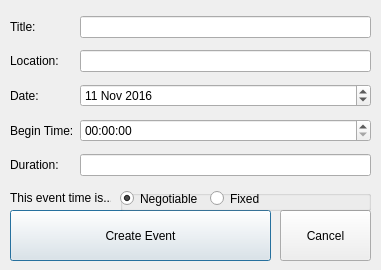
This is createevent.ui in allenh1/timefuse-client as Qt 5 draws it before an edit. The edited form follows.
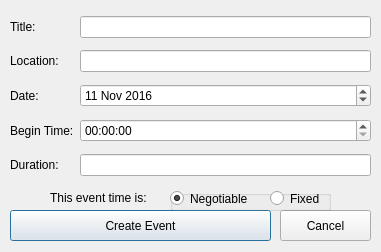
This is the edited form.

The edit to the form file:
```diff
--- a/createevent.ui
+++ b/createevent.ui
@@ -7,7 +7,7 @@
     <x>0</x>
     <y>0</y>
     <width>381</width>
-    <height>270</height>
+    <height>252</height>
    </rect>
   </property>
   <property name="windowTitle">
@@ -19,7 +19,7 @@
      <x>10</x>
      <y>210</y>
      <width>261</width>
-     <height>51</height>
+     <height>31</height>
     </rect>
    </property>
    <property name="text">
@@ -102,7 +102,7 @@
      <x>280</x>
      <y>210</y>
      <width>91</width>
-     <height>51</height>
+     <height>31</height>
     </rect>
    </property>
    <property name="text">
@@ -112,22 +112,22 @@
   <widget class="QLabel" name="label">
    <property name="geometry">
     <rect>
-     <x>10</x>
+     <x>50</x>
      <y>190</y>
-     <width>101</width>
+     <width>121</width>
      <height>16</height>
     </rect>
    </property>
    <property name="text">
-    <string>This event time is...</string>
+    <string>This event time is:</string>
    </property>
   </widget>
   <widget class="QGroupBox" name="groupBox">
    <property name="geometry">
     <rect>
-     <x>120</x>
+     <x>170</x>
      <y>190</y>
-     <width>251</width>
+     <width>161</width>
      <height>21</height>
     </rect>
    </property>
@@ -139,7 +139,7 @@
      <rect>
       <x>0</x>
       <y>0</y>
-      <width>82</width>
+      <width>101</width>
       <height>17</height>
      </rect>
     </property>
@@ -153,9 +153,9 @@
    <widget class="QRadioButton" name="radioFixed">
     <property name="geometry">
      <rect>
-      <x>90</x>
+      <x>100</x>
       <y>0</y>
-      <width>82</width>
+      <width>61</width>
       <height>17</height>
      </rect>
     </property>
```
